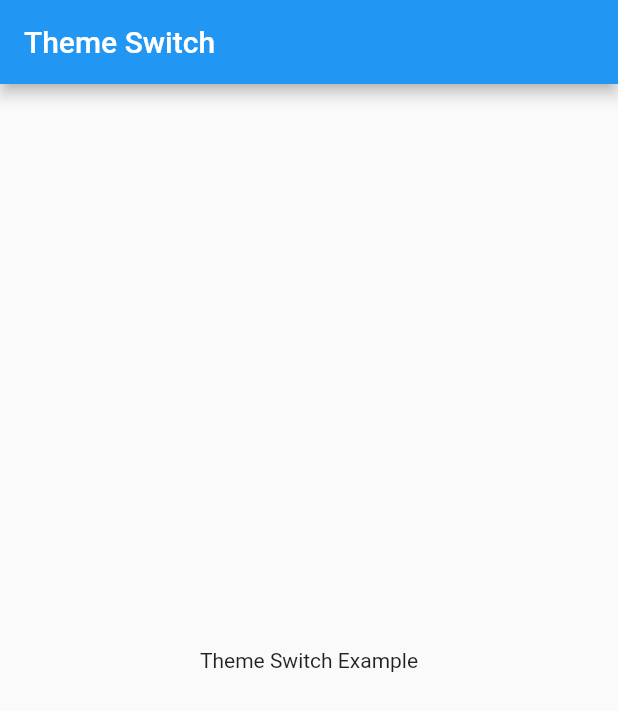
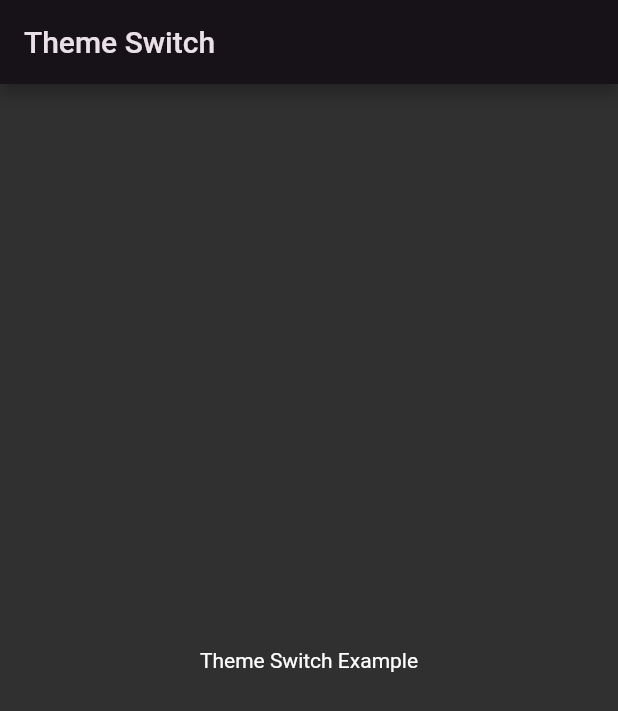
Before and after one commit to youngsoonoh/youtube-theme-switch, a Flutter app: the screen it shows after launch, on a phone screen of 412 x 824 dp. Shown: the top 711 px of the screen. Run offline on Flutter 3.47's test engine with Material 2 defaults, Android fonts, the phone set to English and light mode, and no system bars.

Commit message:
switch color

```diff
--- a/lib/main.dart
+++ b/lib/main.dart
@@ -14,10 +14,10 @@ class MyApp extends StatelessWidget {
     return MaterialApp(
       title: 'Flutter Demo',
       theme: ThemeData(
-
-        primarySwatch: Colors.blue,
+        colorScheme: ColorScheme.fromSeed(
+            seedColor: const Color(0xFFC107FF), brightness: Brightness.dark),
       ),
-      home:  const App(),
+      home: const App(),
     );
   }
 }
```
Also changed, not shown: lib/color_schemes.g.dart (added).
